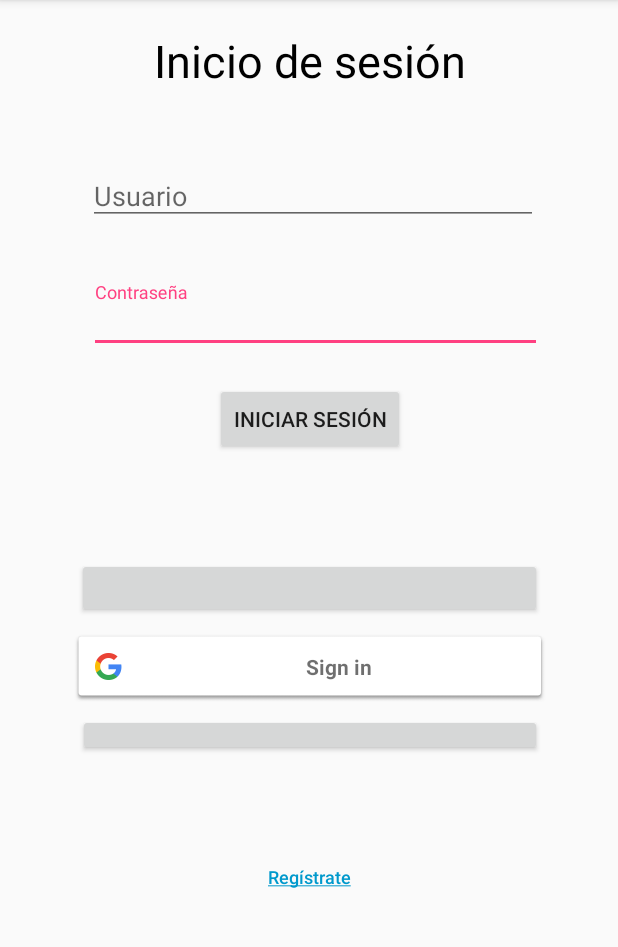
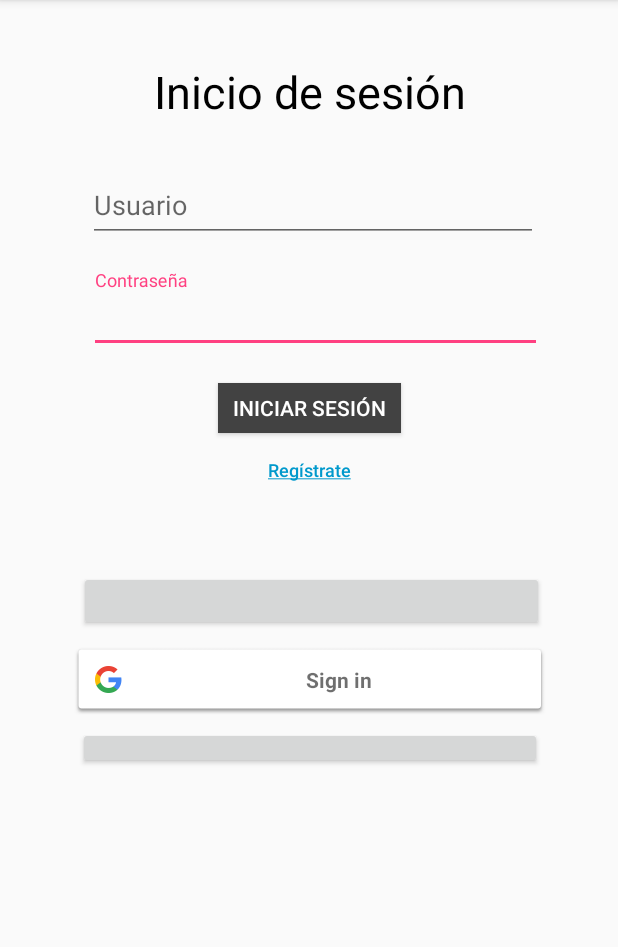
Before and after one commit to angelpuerta/proyecto_android, an Android app: the screen it shows after launch (Login), on a phone screen of 412 x 824 dp, the part 84-1031 px from its top. Run offline under Robolectric (Android 15) with nearby library versions, the phone set to English and light mode, and no system bars; our stand-ins replace Firebase (no records; nobody signed in at launch, a user with empty details on screens opened directly), Picasso; libraries missing offline, so code that uses them is left out: com.facebook, com.facebook.appevents, com.facebook.login, com.twitter.sdk; plain views replace LoginButton, TwitterLoginButton; pictures from the network do not load; Roboto replaces fonts that are not available here; 10 statements that could not run were skipped.

Commit message:
Update login_activity.xml

```diff
--- a/app/src/main/res/layout/login_activity.xml
+++ b/app/src/main/res/layout/login_activity.xml
@@ -9,7 +9,7 @@
     <android.support.design.widget.TextInputLayout
         android:id="@+id/PasswordText"
         android:layout_width="302dp"
-        android:layout_height="47dp"
+        android:layout_height="55dp"
         android:layout_marginStart="8dp"
         android:layout_marginTop="8dp"
         android:layout_marginEnd="8dp"
@@ -19,7 +19,7 @@
         app:layout_constraintHorizontal_bias="0.545"
         app:layout_constraintStart_toStartOf="parent"
         app:layout_constraintTop_toBottomOf="@+id/textUser"
-        app:layout_constraintVertical_bias="0.054">
+        app:layout_constraintVertical_bias="0.02">
 
         <android.support.design.widget.TextInputEditText
             android:id="@+id/editPassword"
@@ -46,12 +46,12 @@
         app:layout_constraintHorizontal_bias="0.504"
         app:layout_constraintStart_toStartOf="parent"
         app:layout_constraintTop_toTopOf="parent"
-        app:layout_constraintVertical_bias="0.017" />
+        app:layout_constraintVertical_bias="0.046" />
 
     <android.support.design.widget.TextInputLayout
         android:id="@+id/textUser"
         android:layout_width="300dp"
-        android:layout_height="47dp"
+        android:layout_height="57dp"
         android:layout_marginStart="8dp"
         android:layout_marginTop="8dp"
         android:layout_marginEnd="8dp"
@@ -61,7 +61,7 @@
         app:layout_constraintHorizontal_bias="0.529"
         app:layout_constraintStart_toStartOf="parent"
         app:layout_constraintTop_toBottomOf="@+id/textView"
-        app:layout_constraintVertical_bias="0.046"
+        app:layout_constraintVertical_bias="0.016"
         app:passwordToggleEnabled="false">
 
         <android.support.design.widget.TextInputEditText
@@ -78,7 +78,7 @@
         android:layout_marginStart="8dp"
         android:layout_marginTop="8dp"
         android:layout_marginEnd="8dp"
-        android:layout_marginBottom="8dp"
+        android:layout_marginBottom="192dp"
         android:background="@android:color/transparent"
         android:onClick="goSignUp"
         android:text="@string/registrarse"
@@ -88,8 +88,8 @@
         app:layout_constraintBottom_toBottomOf="parent"
         app:layout_constraintEnd_toEndOf="parent"
         app:layout_constraintStart_toStartOf="parent"
-        app:layout_constraintTop_toBottomOf="@+id/fbLogin"
-        app:layout_constraintVertical_bias="0.26" />
+        app:layout_constraintTop_toBottomOf="@+id/botonInicioSesion"
+        app:layout_constraintVertical_bias="0.0" />
 
     <com.facebook.login.widget.LoginButton
         android:id="@+id/fbLogin"
@@ -131,20 +131,23 @@
         android:layout_marginBottom="8dp"
         app:layout_constraintBottom_toBottomOf="parent"
         app:layout_constraintEnd_toEndOf="parent"
+        app:layout_constraintHorizontal_bias="0.517"
         app:layout_constraintStart_toStartOf="parent"
-        app:layout_constraintTop_toBottomOf="@+id/botonInicioSesion"
-        app:layout_constraintVertical_bias="0.149"></com.twitter.sdk.android.core.identity.TwitterLoginButton>
+        app:layout_constraintTop_toBottomOf="@+id/SignUp"
+        app:layout_constraintVertical_bias="0.111"></com.twitter.sdk.android.core.identity.TwitterLoginButton>
 
     <Button
         android:id="@+id/botonInicioSesion"
-        android:layout_width="wrap_content"
-        android:layout_height="wrap_content"
+        android:layout_width="122dp"
+        android:layout_height="33dp"
         android:layout_marginStart="8dp"
         android:layout_marginTop="20dp"
         android:layout_marginEnd="8dp"
         android:layout_marginBottom="8dp"
+        android:background="@color/cardview_dark_background"
         android:onClick="checkUser"
         android:text="@string/iniciar_sesion"
+        android:textColor="@color/white"
         app:layout_constraintBottom_toBottomOf="parent"
         app:layout_constraintEnd_toEndOf="parent"
         app:layout_constraintHorizontal_bias="0.502"
```
